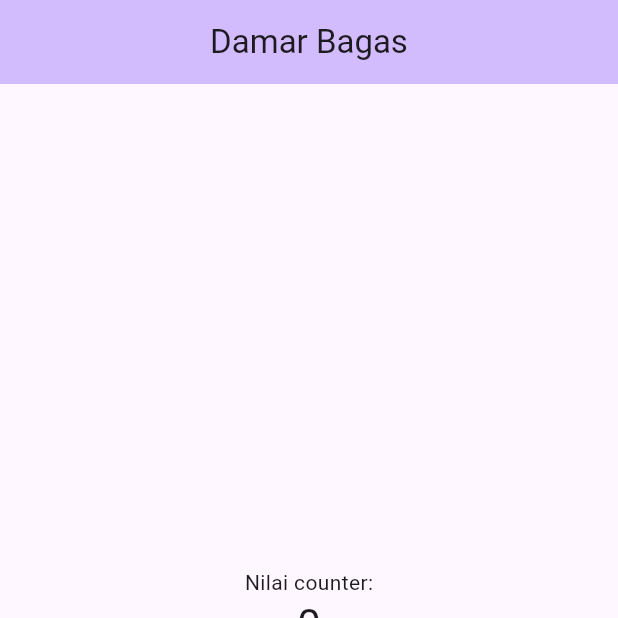
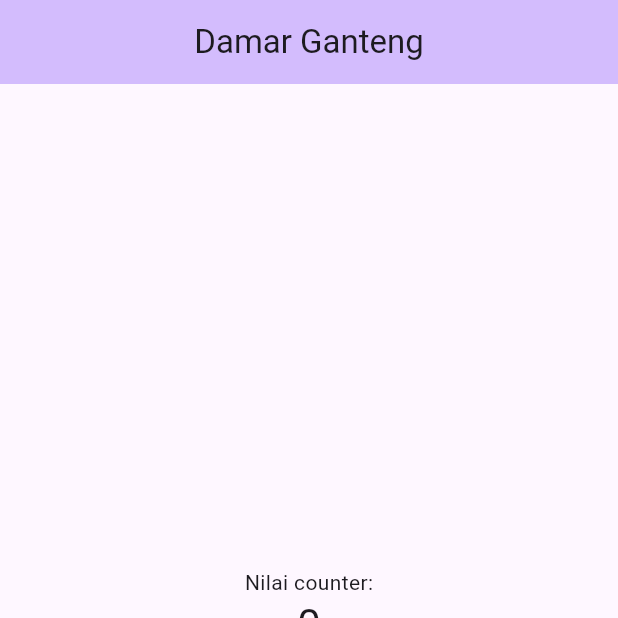
Before and after one commit to damarbagas-234/tugas_week_2_State_Management_Simple_from_template_1123150107, a Flutter app: the screen it shows after launch, on a phone screen of 412 x 824 dp, the top half of it. Run offline on Flutter 3.47's test engine with Material 3 defaults, Android fonts, the phone set to English and light mode, and no system bars.

Commit message:
update main.dart

```diff
--- a/lib/main.dart
+++ b/lib/main.dart
@@ -24,7 +24,7 @@ class MyApp extends StatelessWidget {
         theme: ThemeData(
           colorScheme: ColorScheme.fromSeed(seedColor: Colors.deepPurple),
         ),
-        home: const MyHomePage(title: 'Damar Bagas'),
+        home: const MyHomePage(title: 'Damar Ganteng'),
         debugShowCheckedModeBanner: false,
       ),
     );
```
